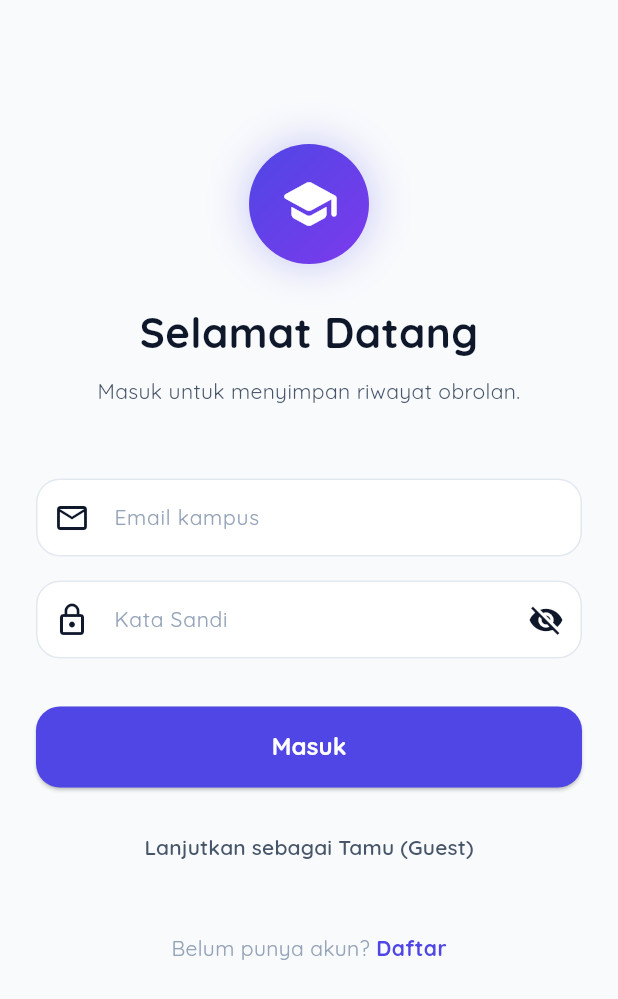
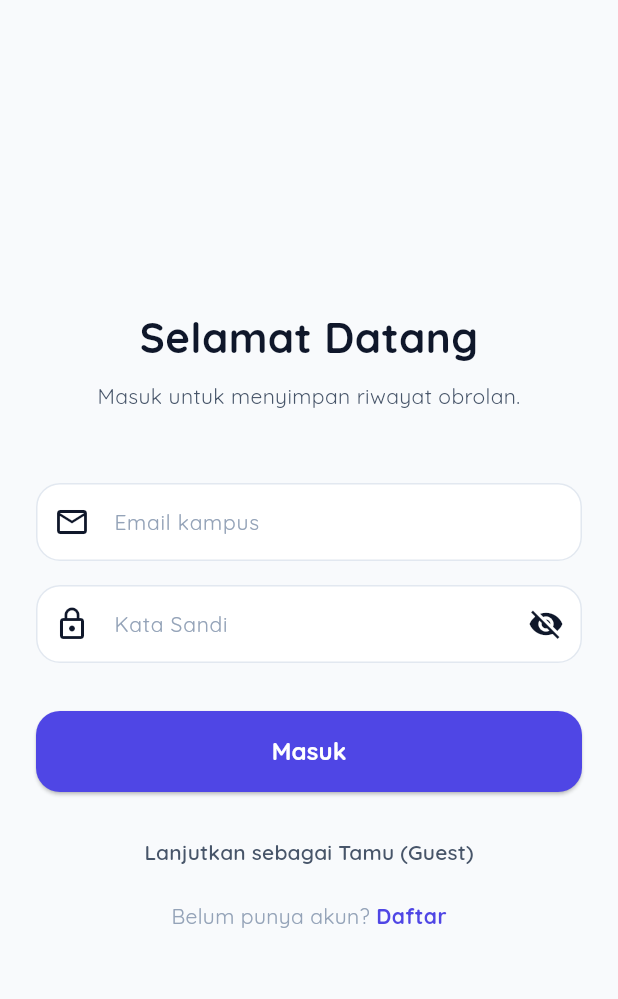
Before and after one commit to yudnata/smart-campus-assistant, a Flutter app: the screen it shows after launch, after a tap on the "menu" icon, after a tap on "Masuk", on a phone screen of 412 x 824 dp. Shown: the top 999 px of the screen. Run offline on Flutter 3.47's test engine with Material 3 defaults, Android fonts, the light colour scheme and no system bars; our stand-ins replace dio, equatable, flutter_animate, flutter_riverpod, fpdart, pretty_dio_logger and 1 more.

Commit message:
feat: initialize FastAPI server with vector support and implement Flutter authentication screens

```diff
--- a/mobile/lib/features/auth/presentation/screens/login_screen.dart
+++ b/mobile/lib/features/auth/presentation/screens/login_screen.dart
@@ -23,7 +23,11 @@ class _LoginScreenState extends ConsumerState<LoginScreen> {
     if (email.isEmpty || password.isEmpty) return;
 
     final success = await ref.read(authProvider.notifier).login(email, password);
-    if (!success && mounted) {
+    if (success && mounted) {
+      if (Navigator.canPop(context)) {
+        Navigator.pop(context);
+      }
+    } else if (!success && mounted) {
       final error = ref.read(authProvider).error;
       ScaffoldMessenger.of(context).showSnackBar(
         SnackBar(content: Text(error ?? 'Login gagal.'), backgroundColor: AppTheme.errorColor),
@@ -38,31 +42,22 @@ class _LoginScreenState extends ConsumerState<LoginScreen> {
     return Scaffold(
       backgroundColor: AppTheme.backgroundLight,
       body: SafeArea(
-        child: SingleChildScrollView(
-          padding: const EdgeInsets.symmetric(horizontal: 24, vertical: 48),
+        child: LayoutBuilder(
+          builder: (context, constraints) {
+            return SingleChildScrollView(
+              physics: const ClampingScrollPhysics(),
+              child: ConstrainedBox(
+                constraints: BoxConstraints(
+                  minHeight: constraints.maxHeight,
+                ),
+                child: Center(
+                  child: Container(
+                    constraints: const BoxConstraints(maxWidth: 420),
+                    padding: const EdgeInsets.symmetric(horizontal: 24, vertical: 32),
                     child: Column(
+                      mainAxisAlignment: MainAxisAlignment.center,
                       crossAxisAlignment: CrossAxisAlignment.stretch,
                       children: [
-              const SizedBox(height: 48),
-              // App Logo & Title
-              Center(
-                child: Container(
-                  width: 80,
-                  height: 80,
-                  decoration: BoxDecoration(
-                    gradient: AppTheme.accentGradient,
-                    shape: BoxShape.circle,
-                    boxShadow: [
-                      BoxShadow(
-                        color: AppTheme.accentPrimary.withValues(alpha: 0.3),
-                        blurRadius: 24,
-                      )
-                    ],
-                  ),
-                  child: const Icon(Icons.school_rounded, color: Colors.white, size: 40),
-                ),
-              ),
-              const SizedBox(height: 24),
                         const Text(
                           'Selamat Datang',
                           textAlign: TextAlign.center,
@@ -151,6 +146,9 @@ class _LoginScreenState extends ConsumerState<LoginScreen> {
                         TextButton(
                           onPressed: () {
                             ref.read(authProvider.notifier).continueAsGuest();
+                            if (Navigator.canPop(context)) {
+                              Navigator.pop(context);
+                            }
                           },
                           child: const Text(
                             'Lanjutkan sebagai Tamu (Guest)',
@@ -162,7 +160,7 @@ class _LoginScreenState extends ConsumerState<LoginScreen> {
                           ),
                         ),
 
-              const SizedBox(height: 32),
+                        const SizedBox(height: 8),
 
                         // Register Link
                         Row(
@@ -188,6 +186,11 @@ class _LoginScreenState extends ConsumerState<LoginScreen> {
                     ),
                   ),
                 ),
+              ),
+            );
+          },
+        ),
+      ),
     );
   }
 }
```
Also changed, not shown: mobile/lib/features/auth/presentation/screens/register_screen.dart (+18 -2 lines), 1 other file. Lines whose indentation alone changed are shown as unchanged.
